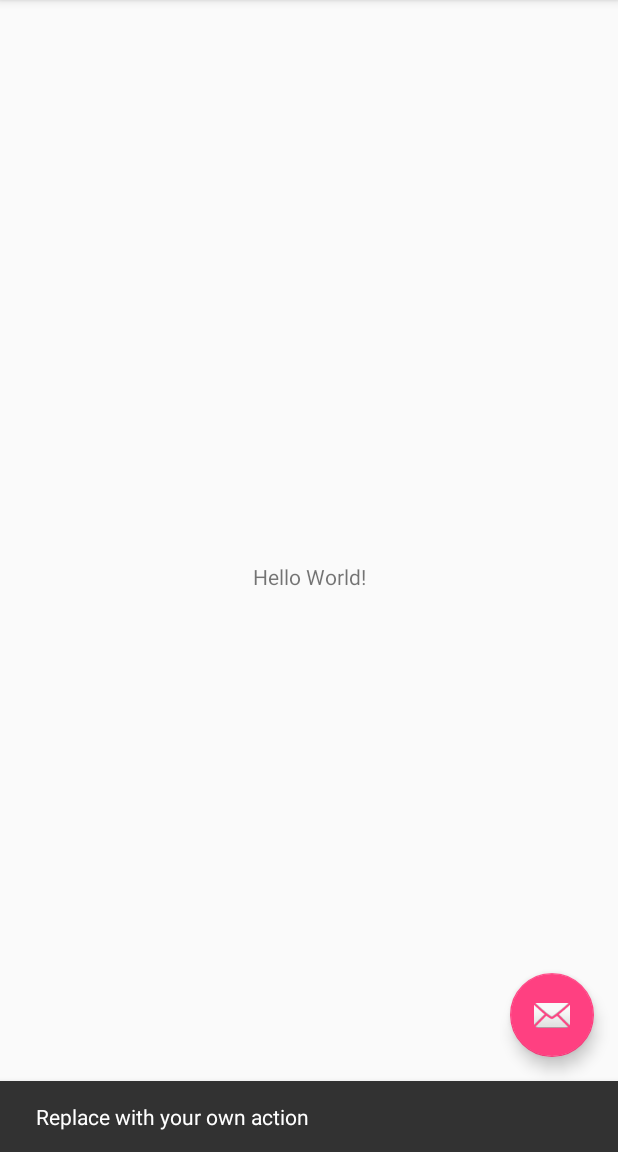
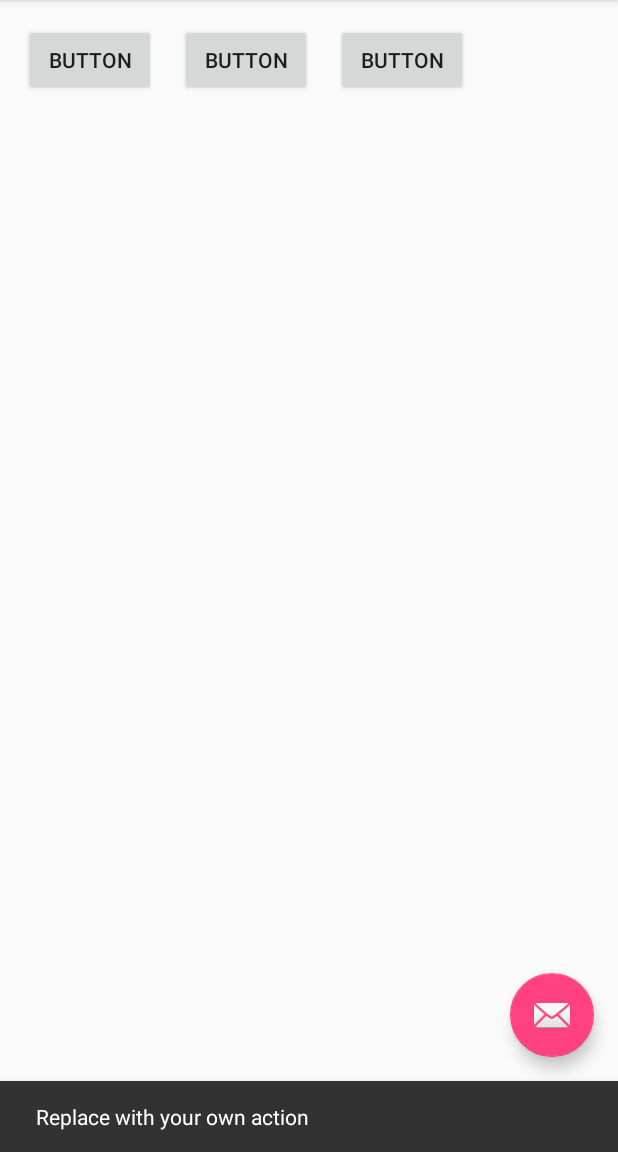
Before and after one commit to samansalehi/coinbit, an Android app: the screen it shows after launch (MainActivity), after a tap on an icon or button, on a phone screen of 412 x 824 dp, the part 84-1236 px from its top. Run offline under Robolectric (Android 15) with nearby library versions, the phone set to English and light mode, and no system bars; our stand-ins replace Room's generated code; 3 statements that could not run were skipped.

Commit message:
add content of dollar and bitcoin to home screen

```diff
--- a/app/src/main/java/com/bit/saman/coinbit/MainActivity.java
+++ b/app/src/main/java/com/bit/saman/coinbit/MainActivity.java
@@ -2,10 +2,12 @@ package com.bit.saman.coinbit;
 
 import android.app.job.JobInfo;
 import android.app.job.JobScheduler;
+import android.arch.persistence.room.Room;
 import android.content.ComponentName;
 import android.content.Context;
 import android.content.Intent;
 import android.content.SharedPreferences;
+import android.os.AsyncTask;
 import android.os.Bundle;
 import android.support.design.widget.FloatingActionButton;
 import android.support.design.widget.Snackbar;
@@ -15,7 +17,13 @@ import android.support.v7.widget.Toolbar;
 import android.view.View;
 import android.view.Menu;
 import android.view.MenuItem;
+import android.widget.Button;
 import android.widget.Toast;
+
+import com.bit.saman.coinbit.model.CoinDatabase;
+import com.bit.saman.coinbit.model.PriceEntity;
+
+import java.text.DecimalFormat;
 
 public class MainActivity extends AppCompatActivity {
 
@@ -36,6 +44,30 @@ public class MainActivity extends AppCompatActivity {
         });
         PreferenceManager.setDefaultValues(this, R.xml.preferences, false);
         scheduleJob();
+        updateContent();
+    }
+
+    private void updateContent() {
+        final Button bitcoin=findViewById(R.id.bitcoin);
+        final Button dollar=findViewById(R.id.dollar);
+        final Button rial=findViewById(R.id.rial);
+
+        new AsyncTask<Void, Void, PriceEntity>() {
+            @Override
+            protected PriceEntity doInBackground(Void... voids) {
+                CoinDatabase db = Room.databaseBuilder(getApplicationContext(), CoinDatabase.class, "CoinDB").build();
+                return db.pricesDao().getLastPrice();
+            }
+
+            @Override
+            protected void onPostExecute(PriceEntity priceEntity) {
+                super.onPostExecute(priceEntity);
+                DecimalFormat formatter = new DecimalFormat("#,###.00");
+                bitcoin.setText(formatter.format(priceEntity.getBitcoin()));
+                dollar.setText(formatter.format(priceEntity.getDollar()));
+                rial.setText(formatter.format(Math.round(priceEntity.getDollar()*priceEntity.getBitcoin())));
+            }
+        }.execute();
     }
 
     private void scheduleJob() {
--- a/app/src/main/res/layout/content_main.xml
+++ b/app/src/main/res/layout/content_main.xml
@@ -6,15 +6,35 @@
     android:layout_height="match_parent"
     app:layout_behavior="@string/appbar_scrolling_view_behavior"
     tools:context=".MainActivity"
-    tools:showIn="@layout/activity_main">
+    >
 
-    <TextView
+    <Button
+        android:id="@+id/bitcoin"
         android:layout_width="wrap_content"
         android:layout_height="wrap_content"
-        android:text="Hello World!"
-        app:layout_constraintBottom_toBottomOf="parent"
-        app:layout_constraintLeft_toLeftOf="parent"
-        app:layout_constraintRight_toRightOf="parent"
+        android:layout_marginStart="16dp"
+        android:layout_marginTop="16dp"
+        android:text="Button"
+        app:layout_constraintStart_toStartOf="parent"
         app:layout_constraintTop_toTopOf="parent" />
 
+    <Button
+        android:id="@+id/dollar"
+        android:layout_width="wrap_content"
+        android:layout_height="wrap_content"
+        android:layout_marginStart="16dp"
+        android:layout_marginTop="16dp"
+        android:text="Button"
+        app:layout_constraintStart_toEndOf="@+id/bitcoin"
+        app:layout_constraintTop_toTopOf="parent" />
+
+    <Button
+        android:id="@+id/rial"
+        android:layout_width="wrap_content"
+        android:layout_height="wrap_content"
+        android:layout_marginStart="16dp"
+        android:layout_marginTop="16dp"
+        android:text="Button"
+        app:layout_constraintStart_toEndOf="@+id/dollar"
+        app:layout_constraintTop_toTopOf="parent" />
 </android.support.constraint.ConstraintLayout>
```
